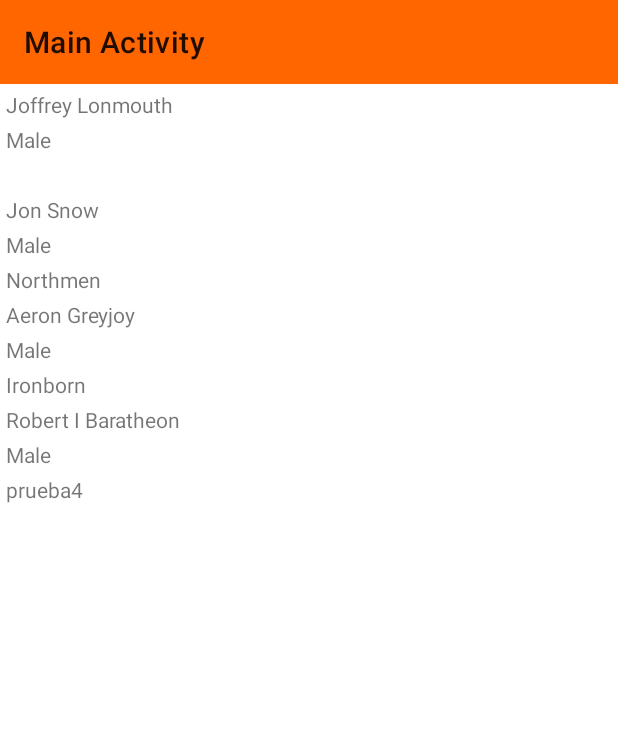
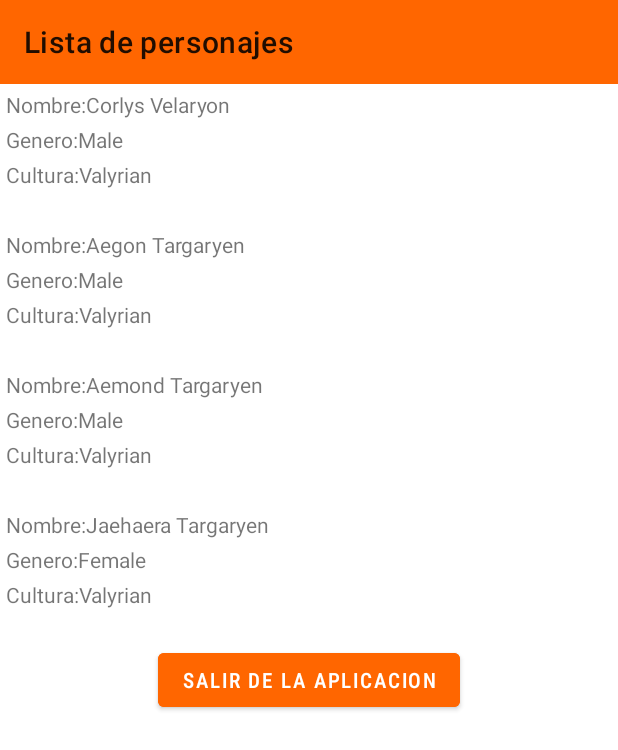
Before and after one commit to CarolinaAGomez/AppMoviles, an Android app: the MainActivity screen opened directly, with no data from a screen before it, on a phone screen of 412 x 824 dp. Shown: the top 750 px of the screen. Run offline under Robolectric (Android 15) with nearby library versions, the phone set to English and light mode, and no system bars.

Commit message:
Se realizan arreglos

```diff
--- a/app/src/main/java/com/UNLa/primeraentrega_tallerdeaplicacionesmoviles/Character.java
+++ b/app/src/main/java/com/UNLa/primeraentrega_tallerdeaplicacionesmoviles/Character.java
@@ -19,28 +19,16 @@ public class Character implements Serializable {
     private List<String> tvSeries;
     private String playedBy;
 
-    public Character(int id, String url, String name, String gender, String culture, String born, String died, List<String> titles, String father, String mother, String spouse, List<String> tvSeries, String playedBy) {
+    public Character(int id, String name, String gender, String culture, String born, String died) {
         this.id = id;
-        this.url = url;
         this.name = name;
         this.gender = gender;
         this.culture = culture;
         this.born = born;
         this.died = died;
-        this.titles = titles;
-        this.father = father;
-        this.mother = mother;
-        this.spouse = spouse;
-        this.tvSeries = tvSeries;
-        this.playedBy = playedBy;
+
     }
 
-    public Character(int id, String name, String gender, String culture) {
-        this.id = id;
-        this.name = name;
-        this.gender = gender;
-        this.culture = culture;
-    }
 
     public Character() {
     }
--- a/app/src/main/java/com/UNLa/primeraentrega_tallerdeaplicacionesmoviles/CharacterAdapter.java
+++ b/app/src/main/java/com/UNLa/primeraentrega_tallerdeaplicacionesmoviles/CharacterAdapter.java
@@ -29,9 +29,9 @@ public class CharacterAdapter extends RecyclerView.Adapter<CharacterAdapter.Char
 
     @Override
     public void onBindViewHolder(@NonNull CharacterViewHolder holder, int position) {
-        holder.name.setText(characters.get(position).getName());  //ACa segun la posicion trae el elemento.
-        holder.gender.setText(characters.get(position).getGender());
-        holder.culture.setText(characters.get(position).getCulture());
+        holder.name.setText("Nombre:" + characters.get(position).getName());  //ACa segun la posicion trae el elemento.
+        holder.gender.setText("Genero:" + characters.get(position).getGender());
+        holder.culture.setText("Cultura:" + characters.get(position).getCulture());
         holder.itemView.setOnClickListener(new View.OnClickListener() {
             @Override
             public void onClick(View view) {
@@ -50,12 +50,14 @@ public class CharacterAdapter extends RecyclerView.Adapter<CharacterAdapter.Char
         TextView name;
         TextView gender;
         TextView culture;
+        TextView espacio;
 
         public CharacterViewHolder(@NonNull View itemView) {
             super(itemView);
             this.name = itemView.findViewById(R.id.tvName);
             this.gender = itemView.findViewById(R.id.tvGender);
             this.culture = itemView.findViewById(R.id.tvCulture);
+            this.espacio = itemView.findViewById(R.id.tvEspacio);
         }
     }
 
--- a/app/src/main/java/com/UNLa/primeraentrega_tallerdeaplicacionesmoviles/LoginAndRegisterActivity.java
+++ b/app/src/main/java/com/UNLa/primeraentrega_tallerdeaplicacionesmoviles/LoginAndRegisterActivity.java
@@ -43,8 +43,8 @@ public class LoginAndRegisterActivity extends AppCompatActivity {
                     Toast.makeText(LoginAndRegisterActivity.this, "Ingrese los datos solicitados", Toast.LENGTH_LONG).show();
                 } else {
                     Intent loginToMenu = new Intent(LoginAndRegisterActivity.this, MainActivity.class);
+                    loginToMenu.putExtra("usuario", usuario); //un bundle puede llamar a este extra identificado como usuario.
                     startActivity(loginToMenu);
-                    loginToMenu.putExtra("usuario", usuario); //un bundle puede llamar a este extra identificado como usuario.
                     finish();
                 }
 
@@ -62,8 +62,8 @@ public class LoginAndRegisterActivity extends AppCompatActivity {
                     Toast.makeText(LoginAndRegisterActivity.this, "Ingrese los datos solicitados", Toast.LENGTH_LONG).show();
                 } else {
                     Intent loginAndRegisterToRegister = new Intent(LoginAndRegisterActivity.this, RegisterActivity.class);
+                    loginAndRegisterToRegister.putExtra("usuario", usuario); //un bundle puede llamar a este extra identificado como usuario.
                     startActivity(loginAndRegisterToRegister);
-                    loginAndRegisterToRegister.putExtra("usuario", usuario); //un bundle puede llamar a este extra identificado como usuario.
                     finish();
                 }
             }
--- a/app/src/main/java/com/UNLa/primeraentrega_tallerdeaplicacionesmoviles/MainActivity.java
+++ b/app/src/main/java/com/UNLa/primeraentrega_tallerdeaplicacionesmoviles/MainActivity.java
@@ -2,7 +2,8 @@ package com.UNLa.primeraentrega_tallerdeaplicacionesmoviles;
 
 import android.content.Intent;
 import android.os.Bundle;
-import android.widget.Toast;
+import android.view.View;
+import android.widget.Button;
 
 import androidx.appcompat.app.AppCompatActivity;
 import androidx.appcompat.widget.Toolbar;
@@ -16,18 +17,29 @@ public class MainActivity extends AppCompatActivity {
     RecyclerView recyclerView;
     CharacterAdapter characterAdapter;
     Toolbar my_toolbar;
+    Button btSalir;
 
     @Override
     protected void onCreate(Bundle savedInstanceState) {
         super.onCreate(savedInstanceState);
         setContentView(R.layout.activity_main);
 
-
+        btSalir = findViewById(R.id.btSalir);
         my_toolbar = findViewById(R.id.tbTittle);
         setSupportActionBar(my_toolbar);
-        getSupportActionBar().setTitle("Main Activity");
+        getSupportActionBar().setTitle("Lista de personajes");
 
         setupAdapter();
+
+
+        btSalir.setOnClickListener(new View.OnClickListener() {
+            @Override
+            public void onClick(View view) {
+                Intent itemCharacterToMenuActivity = new Intent(MainActivity.this, LoginAndRegisterActivity.class);
+                startActivity(itemCharacterToMenuActivity);
+                finish();
+            }
+        });
     }
 
     private void setupAdapter() {
@@ -39,7 +51,6 @@ public class MainActivity extends AppCompatActivity {
                 mainActivityToItemCharacter.putExtra("character", character);
                 startActivity(mainActivityToItemCharacter);
                 finish();
-                //Toast.makeText(MainActivity.this, character.getName(), Toast.LENGTH_SHORT).show();
             }
         });
         recyclerView.setAdapter(characterAdapter);
@@ -47,11 +58,10 @@ public class MainActivity extends AppCompatActivity {
 
     private List<Character> getcharacter() {
         List<Character> characters = new ArrayList<>();
-        characters.add(new Character(1, "Joffrey Lonmouth","Male", ""));
-        characters.add(new Character(2, "Jon Snow","Male", "Northmen"));
-        characters.add(new Character(3, "Aeron Greyjoy","Male", "Ironborn"));
-        characters.add(new Character(4, "Robert I Baratheon","Male", "prueba4"));
-        characters.add(new Character());
+        characters.add(new Character(25, "Corlys Velaryon", "Male", "Valyrian", "In 53 AC", "In 132 AC"));
+        characters.add(new Character(42, "Aegon Targaryen", "Male", "Valyrian", "In 281 AC or 282 ACC", "In 283 AC"));
+        characters.add(new Character(55, "Aemond Targaryen", "Male", "Valyrian", "In 110 AC", "In 130 AC"));
+        characters.add(new Character(1527, "Jaehaera Targaryen", "Female", "Valyrian", "In 123 AC", "In 133 AC"));
         return characters;
     }
 }
--- a/app/src/main/java/com/UNLa/primeraentrega_tallerdeaplicacionesmoviles/RegisterActivity.java
+++ b/app/src/main/java/com/UNLa/primeraentrega_tallerdeaplicacionesmoviles/RegisterActivity.java
@@ -39,14 +39,12 @@ public class RegisterActivity extends AppCompatActivity {
         });
     }
 
-
     private void confirmarUsuario() {
-        confirmarUsuario.setText("Se registro el usuario correctamente");
         Bundle bundle = getIntent().getExtras(); //Llama a todos los bundles de las clases que tienen extras como el usuario.
 
         if (bundle != null) {
             String usuario = bundle.getString("usuario");
-            Toast.makeText(RegisterActivity.this, "Bienvenida/o usuario" + usuario, Toast.LENGTH_SHORT).show();
+            confirmarUsuario.setText("Usuario " + usuario + " registrado correctamente");
         }
     }
 }
--- a/app/src/main/res/layout/activity_main.xml
+++ b/app/src/main/res/layout/activity_main.xml
@@ -19,7 +19,15 @@
         android:orientation="vertical"
         app:layoutManager="androidx.recyclerview.widget.LinearLayoutManager"
         tools:itemCount="3"
-        tools:listitem="@layout/item_character"
-    />
+        tools:listitem="@layout/item_character" />
+
+    <Button
+        android:id="@+id/btSalir"
+        android:layout_width="wrap_content"
+        android:layout_height="wrap_content"
+        android:layout_gravity="center"
+        android:backgroundTint="#FF6600"
+        android:fontFamily="sans-serif-condensed-medium"
+        android:text="Salir de la aplicacion"></Button>
 
 </LinearLayout>
--- a/app/src/main/res/layout/item_character.xml
+++ b/app/src/main/res/layout/item_character.xml
@@ -13,8 +13,7 @@
         android:layout_marginStart="4dp"
         android:layout_marginTop="4dp"
         android:layout_weight="0.5"
-        android:text="1 lugar"
-    />
+        android:text="Nombre" />
 
 
     <TextView
@@ -24,8 +23,7 @@
         android:layout_marginStart="4dp"
         android:layout_marginTop="4dp"
         android:layout_weight="0.5"
-        android:text="2 lugar"
-    />
+        android:text="Genero" />
 
     <TextView
         android:id="@+id/tvCulture"
@@ -34,7 +32,13 @@
         android:layout_marginStart="4dp"
         android:layout_marginTop="4dp"
         android:layout_weight="0.5"
-        android:inputType="date"
-    />
+        android:text="Cultura" />
 
+    <TextView
+        android:id="@+id/tvEspacio"
+        android:layout_width="match_parent"
+        android:layout_height="wrap_content"
+        android:layout_marginStart="4dp"
+        android:layout_marginTop="4dp"
+        android:layout_weight="0.5" />
 </LinearLayout>
```
Also changed, not shown: app/src/main/java/com/UNLa/primeraentrega_tallerdeaplicacionesmoviles/ItemCharacterActivity.java (+32 -20 lines), app/src/main/res/layout/activity_item_personaje.xml (+22 -22 lines), app/src/main/res/layout/activity_login_and_register.xml (+10 -2 lines), app/src/main/res/layout/activity_register.xml (+8 -4 lines), app/src/main/res/layout/activity_view_principal.xml (+8 -7 lines), app/src/main/res/drawable/got.jpg (added), app/src/main/res/drawable/prueba.jpg (added), app/src/main/res/drawable/prueba2.jpg (added), app/src/main/res/drawable/prueba3.jpg (added).
